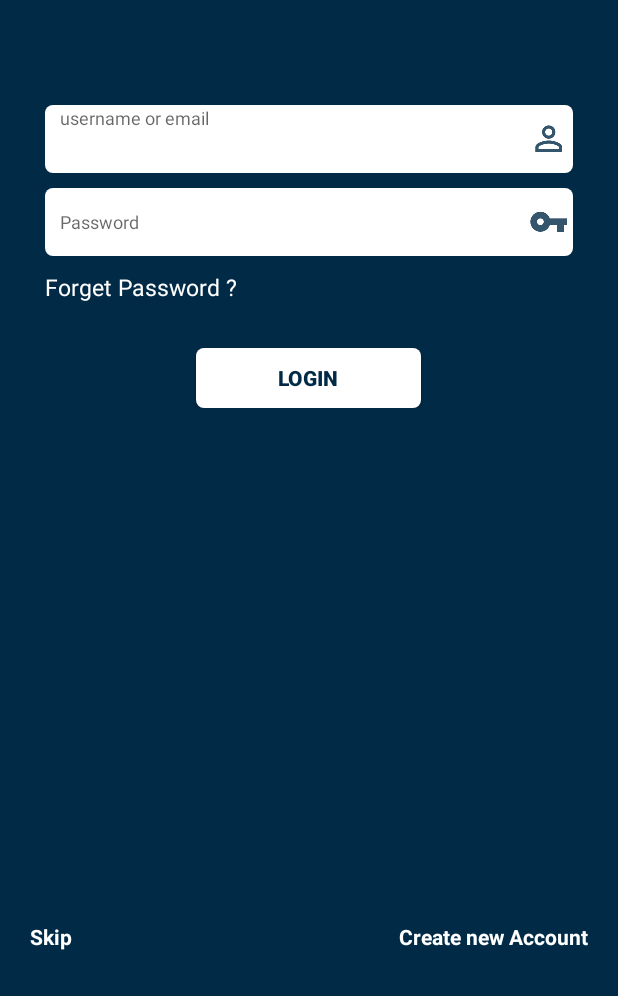
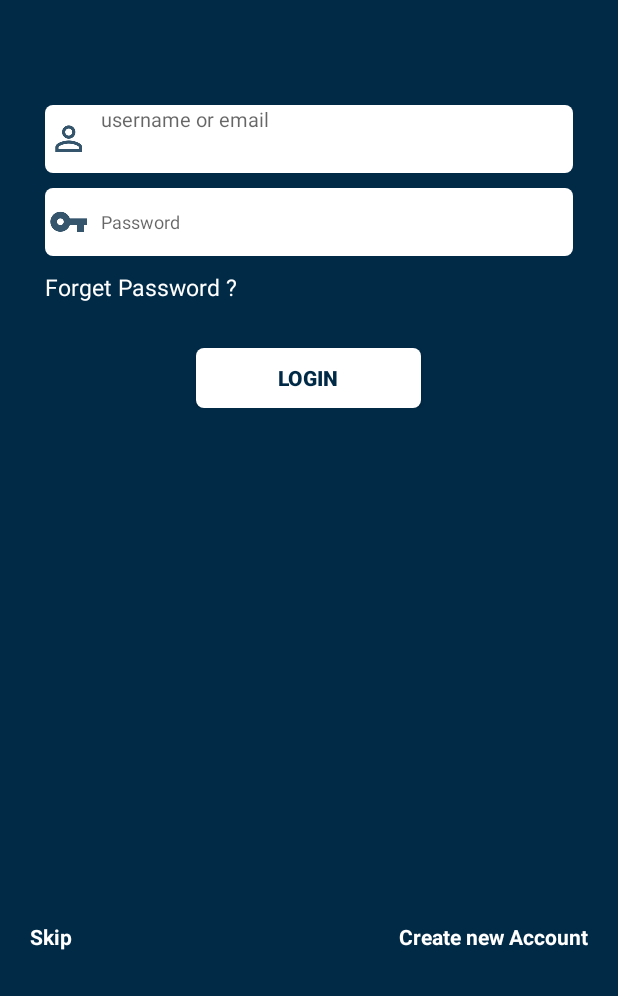
Before and after one commit to FreeLancerProjects/ScientificResearch, an Android app: the screen it shows after launch (LoginActivity), on a phone screen of 412 x 824 dp, the part 240-1236 px from its top. Run offline under Robolectric (Android 15) with nearby library versions, the phone set to English and light mode, and no system bars; our stand-ins replace data binding; libraries missing offline, so code that uses them is left out: me.anwarshahriar.calligrapher; 4 statements that could not run were skipped.

Commit message:
init comment

```diff
--- a/app/src/main/AndroidManifest.xml
+++ b/app/src/main/AndroidManifest.xml
@@ -73,7 +73,7 @@
         <activity android:name=".Activities.EqtbasActivity" />
         <activity android:name=".Activities.OtherLibrariesActivity" />
         <activity android:name=".Activities.ConsultingActivity" />
-        <activity android:name=".Activities.UploadActivity" />
+        <activity android:name=".Activities.PaidTranslationActivity" />
         <activity android:name=".Activities.ForgetPasswordActivity" />
         <activity android:name=".Activities.ReviewPlanSearchActivity" />
         <activity android:name=".Activities.ReviewFullSearchActivity" />
--- a/app/src/main/java/com/semicolon/scientificresearch/Adapters/NotificationAdapter.java
+++ b/app/src/main/java/com/semicolon/scientificresearch/Adapters/NotificationAdapter.java
@@ -7,7 +7,6 @@ import android.support.v7.widget.RecyclerView;
 import android.view.LayoutInflater;
 import android.view.ViewGroup;
 
-import com.semicolon.scientificresearch.Activities.CourseDetailsActivity;
 import com.semicolon.scientificresearch.Models.NotificationModel;
 import com.semicolon.scientificresearch.R;
 import com.semicolon.scientificresearch.databinding.NotificationRowBinding;
@@ -18,12 +17,10 @@ public class NotificationAdapter extends RecyclerView.Adapter <NotificationAdapt
 
     private List<NotificationModel> notificationModelList;
     private Context context;
-    private CourseDetailsActivity activity;
 
     public NotificationAdapter(List<NotificationModel> notificationModelList, Context context) {
         this.notificationModelList = notificationModelList;
         this.context = context;
-        this.activity = (CourseDetailsActivity) context;
     }
 
     @NonNull
--- a/app/src/main/res/layout/activity_eqtbas.xml
+++ b/app/src/main/res/layout/activity_eqtbas.xml
@@ -59,7 +59,7 @@
                             android:textColor="@color/white"
                             android:textStyle="bold"
                             android:textSize="17sp"
-                            android:text="@string/arbitration"
+                            android:text="@string/citation"
                             />
                     </RelativeLayout>
                 </android.support.v7.widget.Toolbar>
--- a/app/src/main/res/layout/activity_home.xml
+++ b/app/src/main/res/layout/activity_home.xml
@@ -343,6 +343,7 @@
             app:behavior_hideable="true"
             app:behavior_peekHeight="0dp"
             android:id="@+id/root"
+            android:background="@color/gray2"
             >
             <FrameLayout
                 android:layout_width="match_parent"
--- a/app/src/main/res/layout/activity_login.xml
+++ b/app/src/main/res/layout/activity_login.xml
@@ -1,5 +1,6 @@
 <?xml version="1.0" encoding="utf-8"?>
-<layout xmlns:android="http://schemas.android.com/apk/res/android">
+<layout xmlns:tools="http://schemas.android.com/tools"
+    xmlns:android="http://schemas.android.com/apk/res/android">
     <data>
         <variable
             name="event"
@@ -49,21 +50,23 @@
 
         <EditText
             android:id="@+id/user_name"
-            android:inputType="textEmailAddress"
+
             android:layout_width="match_parent"
             android:layout_height="45dp"
+            android:layout_marginLeft="30dp"
             android:layout_marginRight="30dp"
-            android:layout_marginLeft="30dp"
+            android:inputType="textEmailAddress"
             android:layout_marginTop="10dp"
+            android:textSize="13sp"
+            android:background="@drawable/login_ed_bg"
+            android:drawableStart="@drawable/user_name_dark"
+            android:drawablePadding="5dp"
+            tools:ignore="RtlCompat"
             android:hint="@string/user_email"
-            android:textSize="12sp"
-            android:background="@drawable/login_ed_bg"
-            android:drawableRight="@drawable/user_name_dark"
-            android:drawablePadding="5dp"
-            android:paddingLeft="10dp"
             android:gravity="center_vertical"
-            android:layout_gravity="center_vertical"
+
             />
+
 
         <EditText
             android:id="@+id/user_password"
@@ -75,13 +78,12 @@
             android:layout_marginTop="10dp"
             android:hint="@string/pass"
             android:textSize="12sp"
-            android:drawableRight="@drawable/user_pass_dark"
+            android:drawableStart="@drawable/user_pass_dark"
             android:background="@drawable/login_ed_bg"
             android:drawablePadding="5dp"
-            android:paddingLeft="10dp"
             android:gravity="center_vertical"
             android:layout_gravity="center_vertical"
-            />
+            tools:ignore="RtlCompat" />
         <TextView
             android:id="@+id/tv_forget_password"
             android:layout_width="match_parent"
--- a/app/src/main/res/layout/activity_tawfeeq.xml
+++ b/app/src/main/res/layout/activity_tawfeeq.xml
@@ -132,6 +132,7 @@
                         app:buttonTint="@color/colorPrimary"
                         android:textSize="15sp"
                         android:text="@string/review_ref"
+                        android:onClick="@{event::onClickListener}"
 
                         />
                     <RadioButton
@@ -141,6 +142,7 @@
                         app:buttonTint="@color/colorPrimary"
                         android:textSize="15sp"
                         android:text="@string/wrt_ref"
+                        android:onClick="@{event::onClickListener}"
                         />
                 </RadioGroup>
                 <Button
--- a/app/src/main/res/layout/activity_translate.xml
+++ b/app/src/main/res/layout/activity_translate.xml
@@ -61,7 +61,7 @@
                     android:textColor="@color/white"
                     android:textStyle="bold"
                     android:textSize="17sp"
-                    android:text="ترجمة"
+                    android:text="@string/transl"
                     />
             </RelativeLayout>
         </android.support.v7.widget.Toolbar>
--- a/app/src/main/res/layout/notification_row.xml
+++ b/app/src/main/res/layout/notification_row.xml
@@ -15,8 +15,6 @@
     android:layout_width="match_parent"
     android:layout_height="wrap_content"
     app:contentPadding="5dp"
-    android:layout_marginLeft="5dp"
-    android:layout_marginRight="5dp"
     android:layout_marginBottom="5dp"
     app:cardBackgroundColor="@color/white"
     >
--- a/app/src/main/res/values/colors.xml
+++ b/app/src/main/res/values/colors.xml
@@ -12,5 +12,6 @@
     <color name="ko7ly">#012a47</color>
     <color name="gray">#b3b3b3</color>
     <color name="gray1">#bdbdbd</color>
+    <color name="gray2">#f5f5f5</color>
 
 </resources>
--- a/app/src/main/res/values/strings.xml
+++ b/app/src/main/res/values/strings.xml
@@ -103,6 +103,8 @@
     <string name="logning_out">Logging out...</string>
     <string name="wait">Wait...</string>
     <string name="ok2">OK</string>
+    <string name="transl">Translation</string>
+    <string name="citation">citation</string>
 
     <array name="user_type">
         <item>statistical analyst</item>
```
Also changed, not shown: app/src/main/java/com/semicolon/scientificresearch/Activities/ConsultingActivity.java (+15 -18 lines), app/src/main/java/com/semicolon/scientificresearch/Activities/HomeActivity.java (+4 -4 lines), app/src/main/java/com/semicolon/scientificresearch/Activities/PaidTranslationActivity.java (renamed from app/src/main/java/com/semicolon/scientificresearch/Activities/UploadActivity.java, +5 -5 lines), app/src/main/java/com/semicolon/scientificresearch/Activities/TawtheeqActivity.java (+32 -3 lines), app/src/main/res/layout/activity_register.xml (+8 -17 lines), 1 other file.
